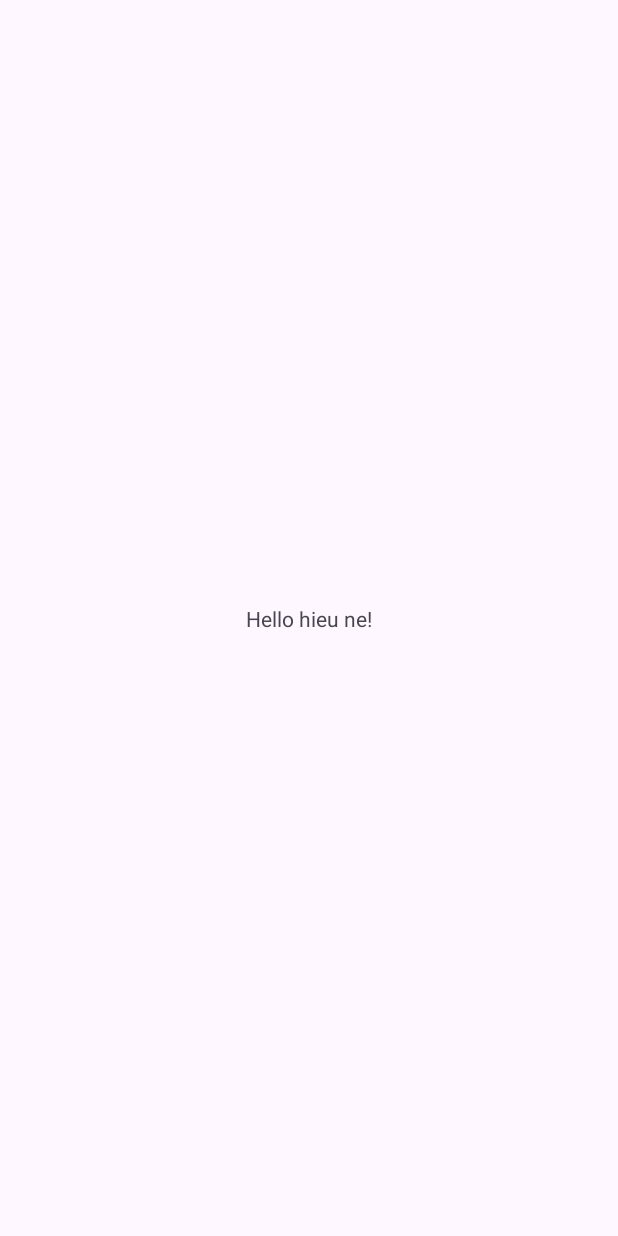
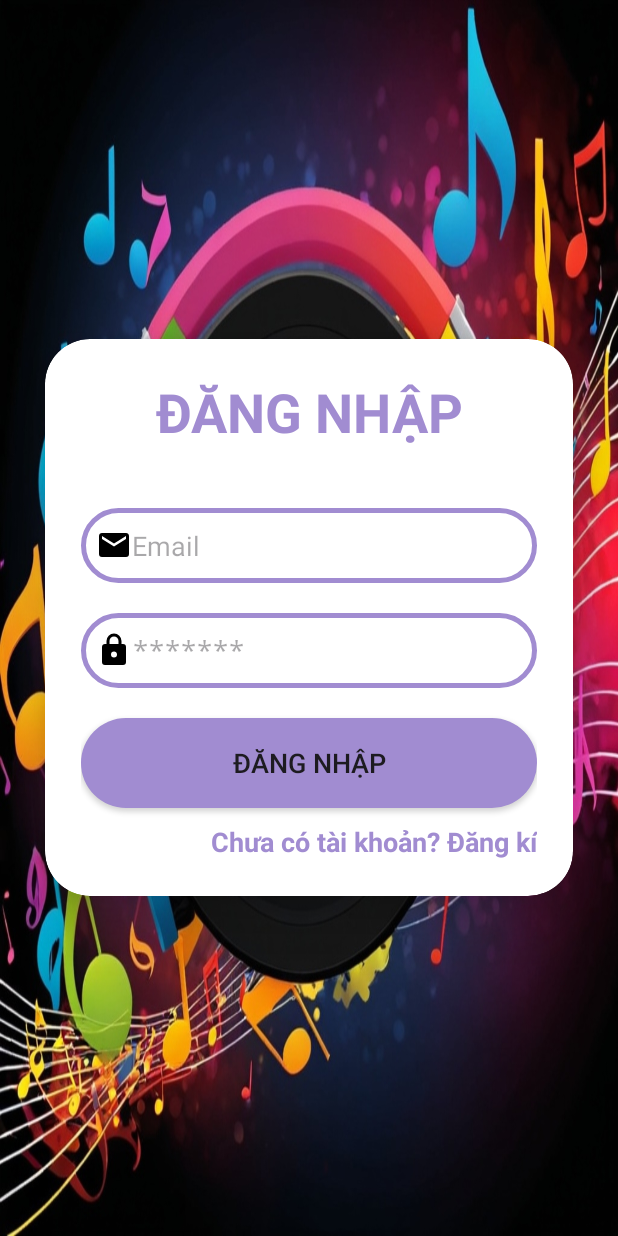
Before and after one commit to hieuxau343/android_project, an Android app: the screen it shows after launch (MainActivity before the commit, LoginActivity after it), on a phone screen of 412 x 824 dp. Before the commit the screen is almost empty. Run offline under Robolectric (Android 15) with nearby library versions, the phone set to English and light mode, and no system bars.

Commit message:
commit 2

```diff
--- a/app/build.gradle.kts
+++ b/app/build.gradle.kts
@@ -33,6 +33,9 @@ android {
     kotlinOptions {
         jvmTarget = "11"
     }
+    buildFeatures{
+        viewBinding = true;
+    }
 }
 
 dependencies {
--- /dev/null
+++ b/app/src/main/java/com/example/finalexam/LoginActivity.kt
@@ -0,0 +1,25 @@
+package com.example.finalexam
+
+import android.content.Intent
+import android.os.Bundle
+import androidx.activity.enableEdgeToEdge
+import androidx.appcompat.app.AppCompatActivity
+import androidx.core.view.ViewCompat
+import androidx.core.view.WindowInsetsCompat
+import com.example.finalexam.databinding.ActivityLoginBinding
+
+class LoginActivity : AppCompatActivity() {
+    private lateinit var binding: ActivityLoginBinding
+    override fun onCreate(savedInstanceState: Bundle?) {
+        binding = ActivityLoginBinding.inflate(layoutInflater)
+        super.onCreate(savedInstanceState)
+        enableEdgeToEdge()
+        setContentView(binding.root)
+
+        binding.txtSignupPage.setOnClickListener {
+            val i = Intent(this@LoginActivity,SignupActivity::class.java)
+            startActivity(i);
+        }
+
+    }
+}
--- a/app/src/main/java/com/example/finalexam/MainActivity.kt
+++ b/app/src/main/java/com/example/finalexam/MainActivity.kt
@@ -5,12 +5,15 @@ import androidx.activity.enableEdgeToEdge
 import androidx.appcompat.app.AppCompatActivity
 import androidx.core.view.ViewCompat
 import androidx.core.view.WindowInsetsCompat
+import com.example.finalexam.databinding.ActivityMainBinding
 
 class MainActivity : AppCompatActivity() {
+    private lateinit var binding: ActivityMainBinding
     override fun onCreate(savedInstanceState: Bundle?) {
+        binding = ActivityMainBinding.inflate(layoutInflater)
         super.onCreate(savedInstanceState)
         enableEdgeToEdge()
-        setContentView(R.layout.activity_main)
+        setContentView(binding.root)
         ViewCompat.setOnApplyWindowInsetsListener(findViewById(R.id.main)) { v, insets ->
             val systemBars = insets.getInsets(WindowInsetsCompat.Type.systemBars())
             v.setPadding(systemBars.left, systemBars.top, systemBars.right, systemBars.bottom)
--- /dev/null
+++ b/app/src/main/res/drawable/account.xml
@@ -0,0 +1 @@
+<!-- drawable/account.xml --><vector xmlns:android="http://schemas.android.com/apk/res/android" android:height="24dp" android:width="24dp" android:viewportWidth="24" android:viewportHeight="24"><path android:fillColor="#000000" android:pathData="M12,4A4,4 0 0,1 16,8A4,4 0 0,1 12,12A4,4 0 0,1 8,8A4,4 0 0,1 12,4M12,14C16.42,14 20,15.79 20,18V20H4V18C4,15.79 7.58,14 12,14Z" /></vector>
--- /dev/null
+++ b/app/src/main/res/drawable/custom_button.xml
@@ -0,0 +1,15 @@
+<?xml version="1.0" encoding="utf-8"?>
+<selector xmlns:android="http://schemas.android.com/apk/res/android">
+<!--    <item android:state_pressed="true">-->
+<!--        <shape android:shape="rectangle">-->
+<!--            <corners android:radius="50dp"/>-->
+
+<!--        </shape>-->
+<!--    </item>-->
+    <item>
+        <shape android:shape="rectangle">
+            <corners android:radius="50dp"/>
+            <solid android:color="@color/purple"/>
+        </shape>
+    </item>
+</selector>
--- /dev/null
+++ b/app/src/main/res/drawable/custom_text.xml
@@ -0,0 +1,9 @@
+<?xml version="1.0" encoding="utf-8"?>
+<selector xmlns:android="http://schemas.android.com/apk/res/android">
+    <item>
+        <shape android:shape="rectangle">
+            <stroke android:width="3dp" android:color="#a18cd1" />
+            <corners android:radius="30dp" />
+        </shape>
+    </item>
+</selector>
--- /dev/null
+++ b/app/src/main/res/drawable/email.xml
@@ -0,0 +1 @@
+<!-- drawable/email.xml --><vector xmlns:android="http://schemas.android.com/apk/res/android" android:height="24dp" android:width="24dp" android:viewportWidth="24" android:viewportHeight="24"><path android:fillColor="#000000" android:pathData="M20,8L12,13L4,8V6L12,11L20,6M20,4H4C2.89,4 2,4.89 2,6V18A2,2 0 0,0 4,20H20A2,2 0 0,0 22,18V6C22,4.89 21.1,4 20,4Z" /></vector>
--- /dev/null
+++ b/app/src/main/res/drawable/home.xml
@@ -0,0 +1 @@
+<!-- drawable/home.xml --><vector xmlns:android="http://schemas.android.com/apk/res/android" android:height="24dp" android:width="24dp" android:viewportWidth="24" android:viewportHeight="24"><path android:fillColor="#000000" android:pathData="M10,20V14H14V20H19V12H22L12,3L2,12H5V20H10Z" /></vector>
--- /dev/null
+++ b/app/src/main/res/drawable/library_shelves.xml
@@ -0,0 +1 @@
+<!-- drawable/library_shelves.xml --><vector xmlns:android="http://schemas.android.com/apk/res/android" android:height="24dp" android:width="24dp" android:viewportWidth="24" android:viewportHeight="24"><path android:fillColor="#000000" android:pathData="M19.5,9V1.5H16.5V9H13.5V1.5H10.5V9H7.5V1.5H4.65V9H3V10.5H21V9H19.5M19.5,13.5H16.5V21H13.5V13.5H10.5V21H7.5V13.5H4.65V21H3V22.5H21V21H19.5V13.5Z" /></vector>
--- /dev/null
+++ b/app/src/main/res/drawable/lock.xml
@@ -0,0 +1 @@
+<!-- drawable/lock.xml --><vector xmlns:android="http://schemas.android.com/apk/res/android" android:height="24dp" android:width="24dp" android:viewportWidth="24" android:viewportHeight="24"><path android:fillColor="#000000" android:pathData="M12,17A2,2 0 0,0 14,15C14,13.89 13.1,13 12,13A2,2 0 0,0 10,15A2,2 0 0,0 12,17M18,8A2,2 0 0,1 20,10V20A2,2 0 0,1 18,22H6A2,2 0 0,1 4,20V10C4,8.89 4.9,8 6,8H7V6A5,5 0 0,1 12,1A5,5 0 0,1 17,6V8H18M12,3A3,3 0 0,0 9,6V8H15V6A3,3 0 0,0 12,3Z" /></vector>
--- /dev/null
+++ b/app/src/main/res/drawable/magnify.xml
@@ -0,0 +1 @@
+<!-- drawable/magnify.xml --><vector xmlns:android="http://schemas.android.com/apk/res/android" android:height="24dp" android:width="24dp" android:viewportWidth="24" android:viewportHeight="24"><path android:fillColor="#000000" android:pathData="M9.5,3A6.5,6.5 0 0,1 16,9.5C16,11.11 15.41,12.59 14.44,13.73L14.71,14H15.5L20.5,19L19,20.5L14,15.5V14.71L13.73,14.44C12.59,15.41 11.11,16 9.5,16A6.5,6.5 0 0,1 3,9.5A6.5,6.5 0 0,1 9.5,3M9.5,5C7,5 5,7 5,9.5C5,12 7,14 9.5,14C12,14 14,12 14,9.5C14,7 12,5 9.5,5Z" /></vector>
--- /dev/null
+++ b/app/src/main/res/layout/activity_login.xml
@@ -0,0 +1,86 @@
+<?xml version="1.0" encoding="utf-8"?>
+<LinearLayout xmlns:android="http://schemas.android.com/apk/res/android"
+    xmlns:app="http://schemas.android.com/apk/res-auto"
+    xmlns:tools="http://schemas.android.com/tools"
+    android:id="@+id/main"
+    android:layout_width="match_parent"
+    android:layout_height="match_parent"
+    android:background="@drawable/background"
+    android:gravity="center"
+    android:orientation="vertical"
+    tools:context=".LoginActivity">
+
+
+    <androidx.cardview.widget.CardView
+        android:layout_width="match_parent"
+        android:layout_height="wrap_content"
+        android:layout_margin="30dp"
+        app:cardBackgroundColor="@color/white"
+        app:cardCornerRadius="30dp"
+        app:cardElevation="20dp">
+
+        <LinearLayout
+            android:layout_width="match_parent"
+            android:layout_height="wrap_content"
+            android:orientation="vertical"
+            android:padding="24dp">
+
+            <TextView
+                android:layout_width="match_parent"
+                android:layout_height="wrap_content"
+                android:text="ĐĂNG NHẬP"
+                android:textAlignment="center"
+                android:textColor="@color/purple"
+                android:textSize="36dp"
+                android:textStyle="bold" />
+
+            <EditText
+                android:layout_width="match_parent"
+                android:layout_height="50dp"
+                android:layout_marginTop="40dp"
+                android:background="@drawable/custom_text"
+                android:drawableLeft="@drawable/email"
+                android:hint="Email"
+                android:inputType="text"
+                android:textColor="#000000"
+                android:paddingLeft="10dp" />
+
+            <EditText
+                android:layout_width="match_parent"
+                android:layout_height="50dp"
+                android:layout_marginTop="20dp"
+                android:background="@drawable/custom_text"
+                android:drawableLeft="@drawable/lock"
+                android:hint="*******"
+                android:inputType="textPassword"
+                android:textColor="#000000"
+                android:paddingLeft="10dp" />
+
+            <androidx.appcompat.widget.AppCompatButton
+                android:layout_width="match_parent"
+                android:layout_height="60dp"
+                android:layout_marginTop="20dp"
+                android:text="Đăng nhập"
+                android:backgroundTint="@null"
+                android:background="@drawable/custom_button"
+                android:textSize="18dp"/>
+
+            <TextView
+                android:id="@+id/txtSignupPage"
+                android:layout_width="match_parent"
+                android:layout_height="wrap_content"
+                android:textSize="18dp"
+                android:layout_marginTop="10dp"
+                android:textColor="@color/purple"
+                android:textStyle="bold"
+                android:text="Chưa có tài khoản? Đăng kí"
+                android:gravity="right"
+                />
+
+        </LinearLayout>
+
+
+    </androidx.cardview.widget.CardView>
+
+
+</LinearLayout>
--- a/app/src/main/res/values/colors.xml
+++ b/app/src/main/res/values/colors.xml
@@ -2,4 +2,6 @@
 <resources>
     <color name="black">#FF000000</color>
     <color name="white">#FFFFFFFF</color>
+    <color name="purple">#a18cd1</color>
+    <color name="gray">#898989</color>
 </resources>
--- a/settings.gradle.kts
+++ b/settings.gradle.kts
@@ -17,6 +17,7 @@ dependencyResolutionManagement {
         google()
         mavenCentral()
     }
+
 }
 
 rootProject.name = "finalExam"
```
Also changed, not shown: app/src/main/AndroidManifest.xml (+7 -1 lines), app/src/main/java/com/example/finalexam/SignupActivity.kt (added, +26 -0 lines), app/src/main/res/layout/activity_main.xml (+87 -7 lines), app/src/main/res/layout/activity_signup.xml (added, +98 -0 lines), app/src/main/res/drawable/background.png (added).
